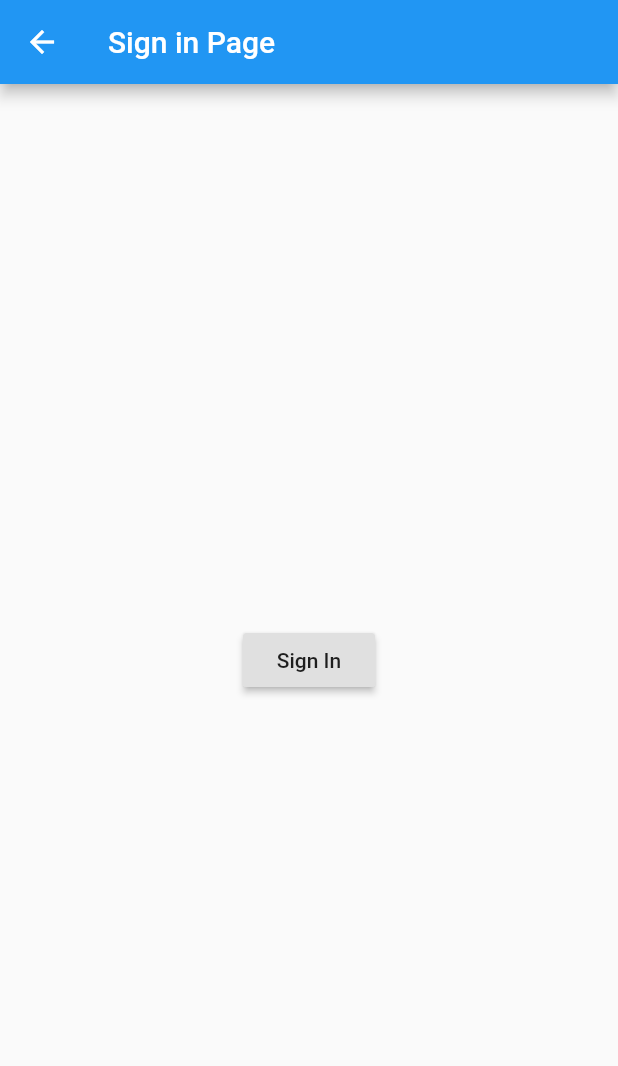
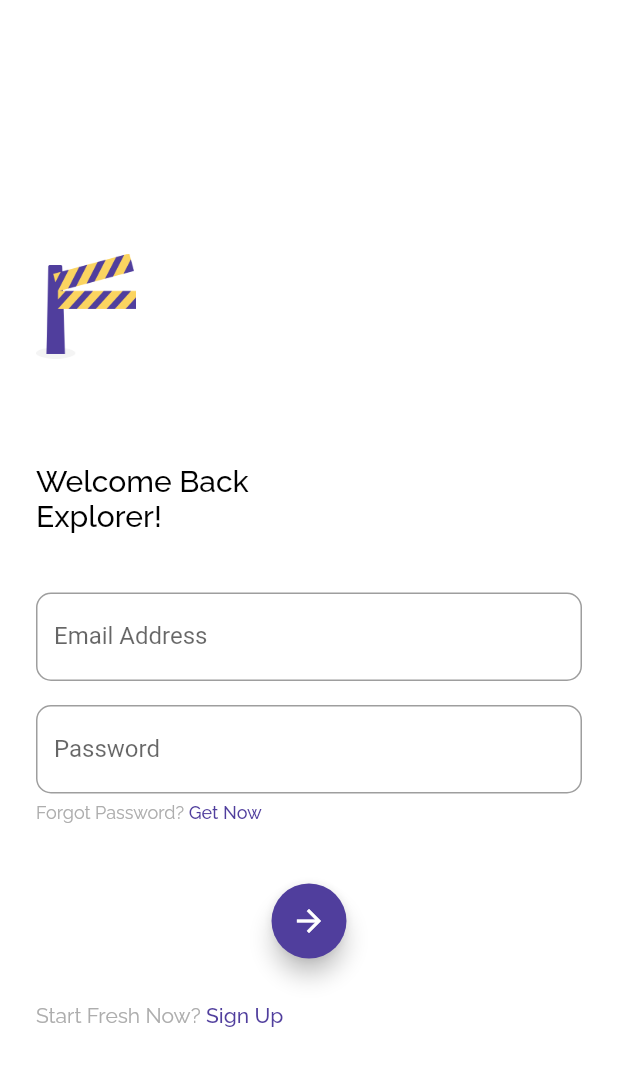
Before and after one commit to Pawid-Priyanto/flutter-TMDB, a Flutter app: the SignInPage screen opened directly, on a phone screen of 412 x 824 dp. Shown: the top 1066 px of the screen. Run offline on Flutter 3.47's test engine with Material 2 defaults, Android fonts, the phone set to English and light mode, and no system bars; our stand-ins replace bloc, cloud_firestore, equatable, firebase_auth, flutter_bloc, google_fonts; accounts and stored records are empty.

Commit message:
loginpage1

```diff
--- a/lib/bloc/blocs.dart
+++ b/lib/bloc/blocs.dart
@@ -1,2 +1,3 @@
 export 'page_bloc.dart';
 export 'user_bloc.dart';
+export 'theme_bloc.dart';
--- /dev/null
+++ b/lib/bloc/theme_bloc.dart
@@ -0,0 +1,23 @@
+import 'dart:async';
+
+import 'package:bloc/bloc.dart';
+import 'package:equatable/equatable.dart';
+import 'package:flutter/material.dart';
+import 'package:flutter/rendering.dart';
+
+part 'theme_event.dart';
+part 'theme_state.dart';
+
+class ThemeBloc extends Bloc<ThemeEvent, ThemeState> {
+  @override
+  ThemeState get initialState => ThemeState(ThemeData());
+
+  @override
+  Stream<ThemeState> mapEventToState(
+    ThemeEvent event,
+  ) async* {
+    if(event is ChangeTheme){
+      yield ThemeState(event.themeData);
+    }
+  }
+}
--- /dev/null
+++ b/lib/bloc/theme_event.dart
@@ -0,0 +1,15 @@
+part of 'theme_bloc.dart';
+
+abstract class ThemeEvent extends Equatable {
+  const ThemeEvent();
+
+}
+
+class ChangeTheme extends ThemeEvent {
+  final ThemeData themeData;
+
+  const ChangeTheme(this.themeData);
+
+  @override
+  List<Object>  get props => [themeData];
+}
--- /dev/null
+++ b/lib/bloc/theme_state.dart
@@ -0,0 +1,10 @@
+part of 'theme_bloc.dart';
+
+class ThemeState extends Equatable {
+final ThemeData themeData;
+
+  const ThemeState(this.themeData);
+
+  @override
+  List<Object> get props => [themeData];
+}
--- a/lib/main.dart
+++ b/lib/main.dart
@@ -15,11 +15,15 @@ class MyApp extends StatelessWidget {
           child: MultiBlocProvider(
             providers: [
               BlocProvider(create: (_) => PageBloc()),
-              BlocProvider(create: (_) => UserBloc())
+              BlocProvider(create: (_) => UserBloc()),
+              BlocProvider(create: (_) => ThemeBloc())
             ],
-              child: MaterialApp(
-        debugShowCheckedModeBanner: false,
-        home: Wrapper())),
-    );
+              child: BlocBuilder<ThemeBloc, ThemeState>(
+                builder: (_, themeState) => MaterialApp(
+                theme: themeState.themeData,
+                debugShowCheckedModeBanner: false,
+                home: Wrapper()),
+                      )),
+            );
   }
 }
--- a/lib/ui/pages/sign_in_page.dart
+++ b/lib/ui/pages/sign_in_page.dart
@@ -7,16 +7,77 @@ class SignInPage extends StatefulWidget {
 }
 
 class _SignInPageState extends State<SignInPage> {
+  TextEditingController emailController = TextEditingController();
+  TextEditingController passwordController = TextEditingController();
+
+  bool isEmailValid = false;
+  bool isPasswordValid = false;
+  bool isSignIn = false;
+
   @override
   Widget build(BuildContext context) {
+    context.bloc<ThemeBloc>().add(ChangeTheme(ThemeData().copyWith(primaryColor: accentColor2)));
     return Scaffold(
-      appBar: AppBar(title: Text('Sign in Page'),),
-      body: Center(
-        child: RaisedButton(
-          child: Text("Sign In"),
-          onPressed: () {
-            AuthServices.signIn("example@hotmail.com", "password123");
-          }),),
+     backgroundColor: Colors.white,
+      body: Container(
+        padding: EdgeInsets.symmetric(horizontal: defaultMargin),
+       child: Column(
+         mainAxisAlignment: MainAxisAlignment.center,
+         crossAxisAlignment: CrossAxisAlignment.start,
+         children: <Widget>[
+           SizedBox(height: 30),
+           SizedBox(height: 70, child: Image.asset("assets/logo.png"),),
+           Container(
+             margin: EdgeInsets.only(top: 70, bottom: 40),
+             child: Text("Welcome Back\nExplorer!", style: blackTextFont.copyWith(fontSize: 20)),
+           ),
+            TextField(
+              controller: emailController,
+              decoration: InputDecoration(
+                border: OutlineInputBorder(
+                  borderRadius: BorderRadius.circular(10),
+                ),
+                labelText: "Email Address",
+                hintText: "Email Address"
+              ),
+            ),
+            SizedBox(height: 16),
+            TextField(
+              controller: passwordController,obscureText: true,
+              decoration: InputDecoration(
+                border: OutlineInputBorder(
+                  borderRadius: BorderRadius.circular(10)),
+                  labelText: "Password",
+                  hintText: "Password"
+              ),
+            ),
+            SizedBox(height: 6),
+            Row(
+              children: <Widget>[
+                Text("Forgot Password? ",
+                style: greyTextFont.copyWith(fontSize: 12, fontWeight: FontWeight.w400),
+                ),
+                Text("Get Now", style: purpleTextFont.copyWith(fontSize: 12)),
+              ],
+            ),
+            Center(
+              child: Container(
+                width: 50, height: 50,
+                margin: EdgeInsets.only(top: 40, bottom: 30),
+                child: FloatingActionButton(
+                  child: Icon(Icons.arrow_forward),
+                    backgroundColor: mainColor, onPressed: (){}),
+              ),
+            ),
+            Row(
+              children: <Widget>[
+                Text("Start Fresh Now? ", style: greyTextFont.copyWith(fontWeight: FontWeight.w400)),
+                Text("Sign Up", style: purpleTextFont)
+              ],
+            ),
+         ],
+       ),
+       ),
     );
   }
 }
```
